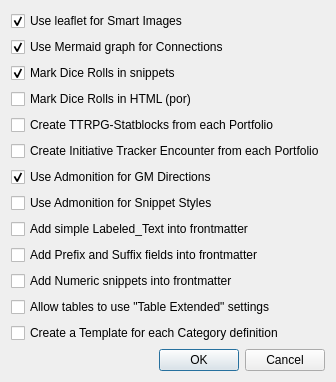
The window that obsidiandialog.ui (farling42/RWoutput) describes before a commit, drawn with Qt 5.
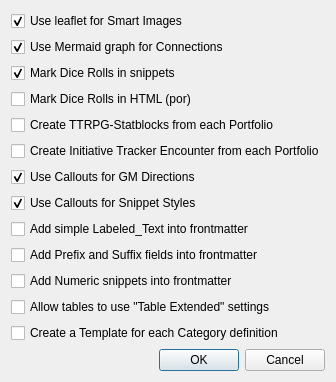
The same window after the commit.

Commit message: Change Markdown to use Obsidian Callouts instead of Admonitions plugin

Diff of the .ui file:
```diff
--- a/obsidiandialog.ui
+++ b/obsidiandialog.ui
@@ -7,7 +7,7 @@
     <x>0</x>
     <y>0</y>
     <width>304</width>
-    <height>317</height>
+    <height>340</height>
    </rect>
   </property>
   <property name="windowTitle">
@@ -68,7 +68,7 @@
    <item>
     <widget class="QCheckBox" name="useAdmonitionGMdir">
      <property name="text">
-      <string>Use Admonition for GM Directions</string>
+      <string>Use Callouts for GM Directions</string>
      </property>
      <property name="checked">
       <bool>true</bool>
@@ -78,7 +78,10 @@
    <item>
     <widget class="QCheckBox" name="useAdmonitionStyles">
      <property name="text">
-      <string>Use Admonition for Snippet Styles</string>
+      <string>Use Callouts for Snippet Styles</string>
+     </property>
+     <property name="checked">
+      <bool>true</bool>
      </property>
     </widget>
    </item>
```
The commit also changes 3 other files.
